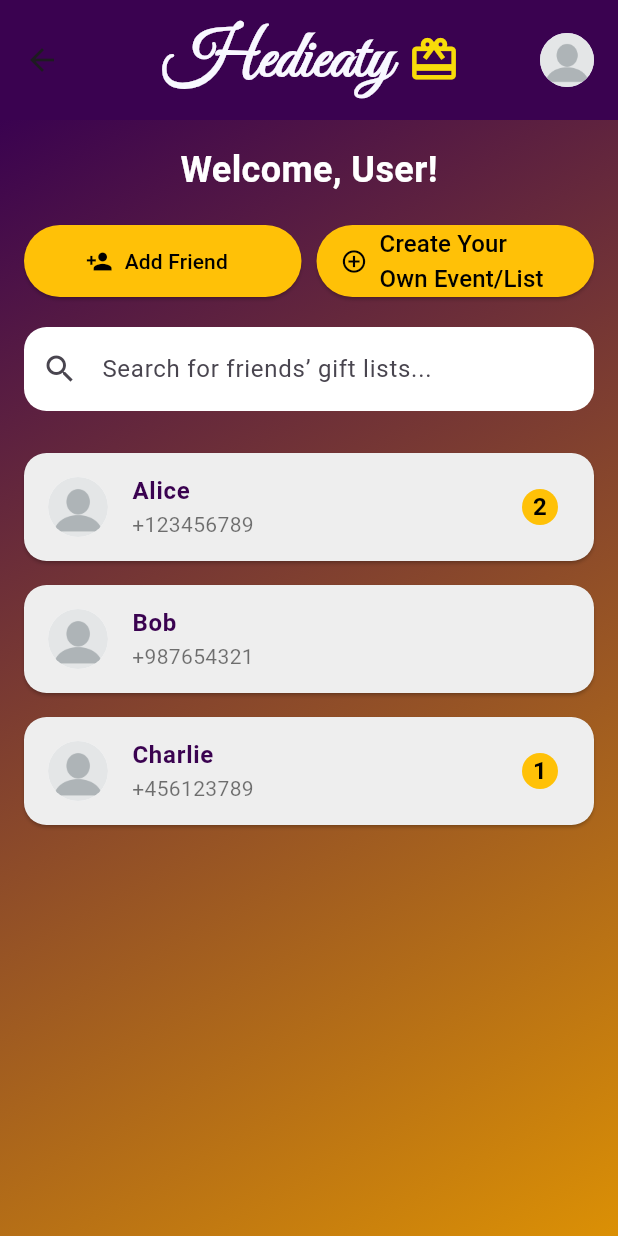
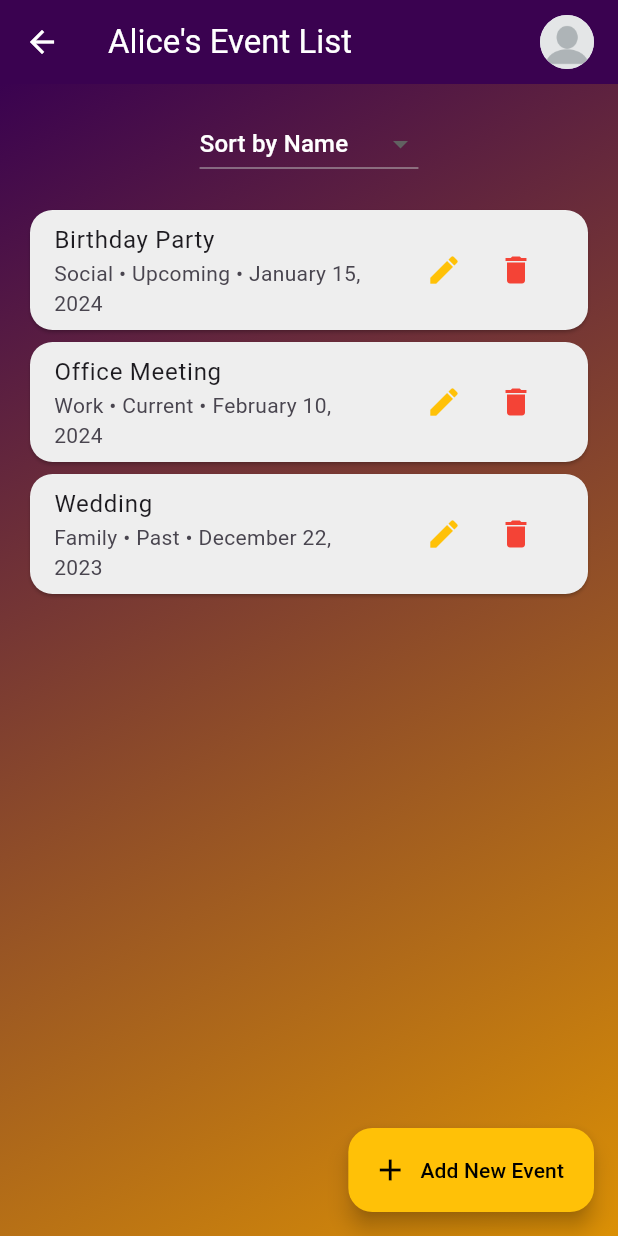
Before and after one commit to MohamedMaghrabyyy/Hedieaty, a Flutter app: the HomePage screen opened by its route, after a tap on "Alice", on a phone screen of 412 x 824 dp. Run offline on Flutter 3.47's test engine with Material 3 defaults, Android fonts, the phone set to English and light mode, and no system bars; our stand-ins replace flutter_spinkit.

Commit message:
Event list and Gift list pages added and tweaked coloring

```diff
--- /dev/null
+++ b/hedieaty/lib/event_list.dart
@@ -0,0 +1,173 @@
+import 'package:flutter/material.dart';
+import 'package:intl/intl.dart';
+
+class EventListPage extends StatefulWidget {
+  final String? friendName;
+
+  const EventListPage({super.key, this.friendName});
+
+  @override
+  State<EventListPage> createState() => _EventListPageState();
+}
+
+class _EventListPageState extends State<EventListPage> {
+  List<Map<String, dynamic>> events = [
+    {
+      'name': 'Birthday Party',
+      'category': 'Social',
+      'status': 'Upcoming',
+      'date': DateTime(2024, 1, 15),
+    },
+    {
+      'name': 'Wedding',
+      'category': 'Family',
+      'status': 'Past',
+      'date': DateTime(2023, 12, 22),
+    },
+    {
+      'name': 'Office Meeting',
+      'category': 'Work',
+      'status': 'Current',
+      'date': DateTime(2024, 2, 10),
+    }
+  ];
+
+  String sortBy = 'name';
+
+  void addEvent() {
+    // Implementation to add a new event
+  }
+
+  void editEvent(int index) {
+    // Implementation to edit the selected event
+  }
+
+  void deleteEvent(int index) {
+    setState(() {
+      events.removeAt(index);
+    });
+  }
+
+  @override
+  Widget build(BuildContext context) {
+    events.sort((a, b) => a[sortBy].compareTo(b[sortBy]));
+
+    return Scaffold(
+      appBar: AppBar(
+        title: Text(
+          "${widget.friendName}'s Event List",
+          style: const TextStyle(color: Colors.white),
+        ),
+        backgroundColor: const Color.fromARGB(255, 58, 2, 80),
+        iconTheme: const IconThemeData(color: Colors.white),
+        actions: [
+          GestureDetector(
+            onTap: () {
+              Navigator.pushNamed(
+                  context, '/profile'); // Navigate to profile page
+            },
+            child: const Padding(
+              padding: EdgeInsets.only(right: 16.0),
+              child: CircleAvatar(
+                backgroundImage: AssetImage('assets/images/profile_icon.png'),
+                radius: 18.0,
+              ),
+            ),
+          ),
+        ],
+      ),
+      body: Container(
+        decoration: const BoxDecoration(
+          gradient: LinearGradient(
+            colors: [
+              Color.fromARGB(255, 58, 2, 80),
+              Color.fromARGB(255, 219, 144, 5),
+            ],
+            begin: Alignment.topLeft,
+            end: Alignment.bottomRight,
+          ),
+        ),
+        padding: const EdgeInsets.all(16.0),
+        child: Column(
+          children: [
+            DropdownButton<String>(
+              value: sortBy,
+              dropdownColor: const Color.fromARGB(255, 58, 2, 80),
+              onChanged: (value) {
+                setState(() {
+                  sortBy = value!;
+                });
+              },
+              items: const [
+                DropdownMenuItem(
+                  value: 'name',
+                  child: Text(
+                    'Sort by Name',
+                    style: TextStyle(color: Colors.white),
+                  ),
+                ),
+                DropdownMenuItem(
+                  value: 'category',
+                  child: Text(
+                    'Sort by Category',
+                    style: TextStyle(color: Colors.white),
+                  ),
+                ),
+                DropdownMenuItem(
+                  value: 'status',
+                  child: Text(
+                    'Sort by Status',
+                    style: TextStyle(color: Colors.white),
+                  ),
+                ),
+              ],
+            ),
+            const SizedBox(height: 16.0),
+            Expanded(
+              child: ListView.builder(
+                itemCount: events.length,
+                itemBuilder: (context, index) {
+                  final event = events[index];
+                  String formattedDate =
+                      DateFormat('MMMM dd, yyyy').format(event['date']);
+                  return Card(
+                    color: Colors.grey[200],
+                    shape: RoundedRectangleBorder(
+                      borderRadius: BorderRadius.circular(15.0),
+                    ),
+                    child: ListTile(
+                      title: Text(event['name']),
+                      subtitle: Text(
+                        '${event['category']} • ${event['status']} • $formattedDate',
+                      ),
+                      trailing: Row(
+                        mainAxisSize: MainAxisSize.min,
+                        children: [
+                          IconButton(
+                            icon: const Icon(Icons.edit, color: Colors.amber),
+                            onPressed: () => editEvent(index),
+                          ),
+                          IconButton(
+                            icon: const Icon(Icons.delete, color: Colors.red),
+                            onPressed: () => deleteEvent(index),
+                          ),
+                        ],
+                      ),
+                    ),
+                  );
+                },
+              ),
+            ),
+          ],
+        ),
+      ),
+      floatingActionButton: FloatingActionButton.extended(
+        backgroundColor: Colors.amber,
+        foregroundColor: Colors.black,
+        icon: const Icon(Icons.add),
+        label: const Text('Add New Event'),
+        onPressed: addEvent,
+      ),
+    );
+  }
+}
--- a/hedieaty/lib/home_page.dart
+++ b/hedieaty/lib/home_page.dart
@@ -1,5 +1,6 @@
 import 'package:flutter/material.dart';
 import 'title_widget.dart';
+import 'package:hedieaty/event_list.dart';
 
 class HomePage extends StatefulWidget {
   const HomePage({super.key});
@@ -14,27 +15,27 @@ class _HomePageState extends State<HomePage> {
       'name': 'Alice',
       'profilePic': 'assets/images/profile_icon.png',
       'phone': '+123456789',
-      'events': 2
+      'events': 2,
     },
     {
       'name': 'Bob',
       'profilePic': 'assets/images/profile_icon.png',
       'phone': '+987654321',
-      'events': 0
+      'events': 0,
     },
     {
       'name': 'Charlie',
       'profilePic': 'assets/images/profile_icon.png',
       'phone': '+456123789',
-      'events': 1
-    },
+      'events': 1,
+    }
   ];
 
   @override
   Widget build(BuildContext context) {
     return Scaffold(
       appBar: AppBar(
-        toolbarHeight: 80, // Adjusting the height with padding
+        toolbarHeight: 80,
         backgroundColor: const Color.fromARGB(255, 58, 2, 80),
         title: const TitleWidget(),
         actions: [
@@ -53,7 +54,7 @@ class _HomePageState extends State<HomePage> {
         ],
       ),
       body: Container(
-        decoration: BoxDecoration(
+        decoration: const BoxDecoration(
           gradient: LinearGradient(
             colors: [
               Color.fromARGB(255, 58, 2, 80),
@@ -83,11 +84,13 @@ class _HomePageState extends State<HomePage> {
                     style: ElevatedButton.styleFrom(
                       backgroundColor: Colors.amber,
                       foregroundColor: Colors.black,
-                      minimumSize: const Size.fromHeight(48),
+                      minimumSize: const Size.fromHeight(48), // Same height for both buttons
                     ),
                     icon: const Icon(Icons.person_add),
                     label: const Text("Add Friend"),
-                    onPressed: () {},
+                    onPressed: () {
+                      // Add friend action
+                    },
                   ),
                 ),
                 const SizedBox(width: 10),
@@ -96,7 +99,7 @@ class _HomePageState extends State<HomePage> {
                     style: ElevatedButton.styleFrom(
                       backgroundColor: Colors.amber,
                       foregroundColor: Colors.black,
-                      minimumSize: const Size.fromHeight(48),
+                      minimumSize: const Size.fromHeight(48), // Same height for both buttons
                     ),
                     icon: const Icon(Icons.add_circle_outline),
                     label: const Text(
@@ -166,8 +169,13 @@ class _HomePageState extends State<HomePage> {
                             )
                           : null,
                       onTap: () {
-                        Navigator.pushNamed(context, '/friendGiftList',
-                            arguments: friend['name']);
+                        Navigator.push(
+                          context,
+                          MaterialPageRoute(
+                            builder: (context) =>
+                                EventListPage(friendName: friend['name']),
+                          ),
+                        );
                       },
                     ),
                   );
--- a/hedieaty/lib/loading_screen.dart
+++ b/hedieaty/lib/loading_screen.dart
@@ -39,7 +39,7 @@ class _LoadingScreenState extends State<LoadingScreen> {
             ),
             SizedBox(height: 50),
             SpinKitSpinningLines(
-              color: Color(0xFFD3D3D3),
+              color: Colors.amber,
               size: 50.0,
             ),
             SizedBox(height: 20),
--- a/hedieaty/lib/main.dart
+++ b/hedieaty/lib/main.dart
@@ -3,15 +3,19 @@ import 'package:hedieaty/loading_screen.dart';
 import 'package:hedieaty/sign_up.dart';
 import 'package:hedieaty/login.dart';
 import 'package:hedieaty/home_page.dart';
+import 'package:hedieaty/event_list.dart'; // Import the EventListPage
+import 'package:hedieaty/gift_list.dart'; // Import the GiftListPage
 
 void main() {
   runApp(MaterialApp(
-    initialRoute: '/loading',
+    initialRoute: '/giftListPage',
     routes: {
       '/loading': (context) => const LoadingScreen(),
       '/login': (context) => const LoginPage(),
       '/signup': (context) => const SignUpPage(),
       '/home': (context) => HomePage(),
+      '/eventListPage': (context) => EventListPage(), // Route for EventListPage
+      '/giftListPage': (context) => GiftListPage(), // New route for GiftListPage
     },
   ));
 }
--- a/hedieaty/pubspec.yaml
+++ b/hedieaty/pubspec.yaml
@@ -31,6 +31,7 @@ dependencies:
   flutter_spinkit: ^5.2.1
   flutter:
     sdk: flutter
+  intl: ^0.17.0
 
 
 
```
Also changed, not shown: hedieaty/lib/gift_list.dart (added, +158 -0 lines), hedieaty/pubspec.lock.
